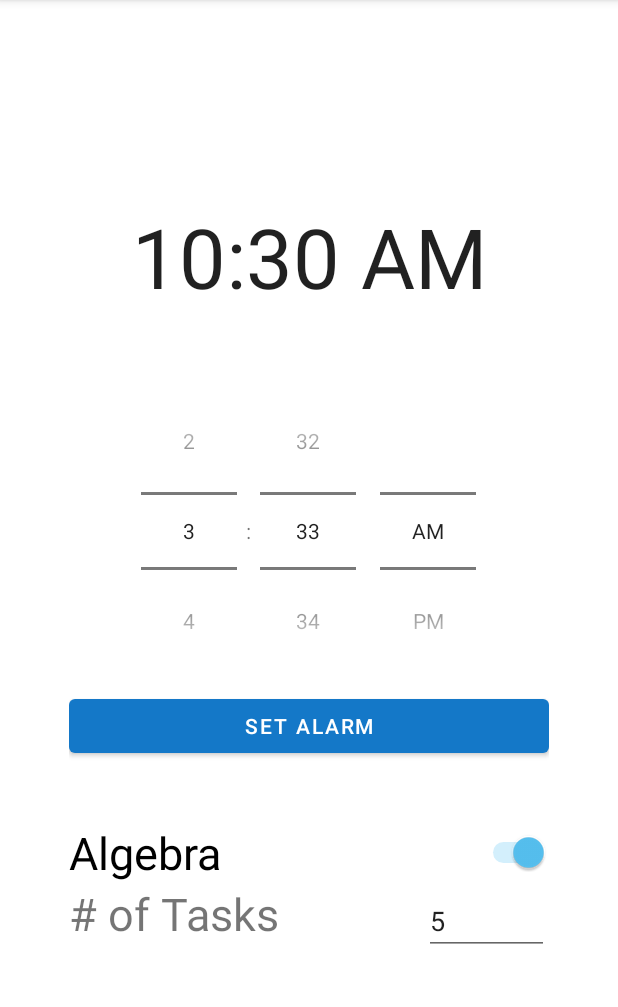
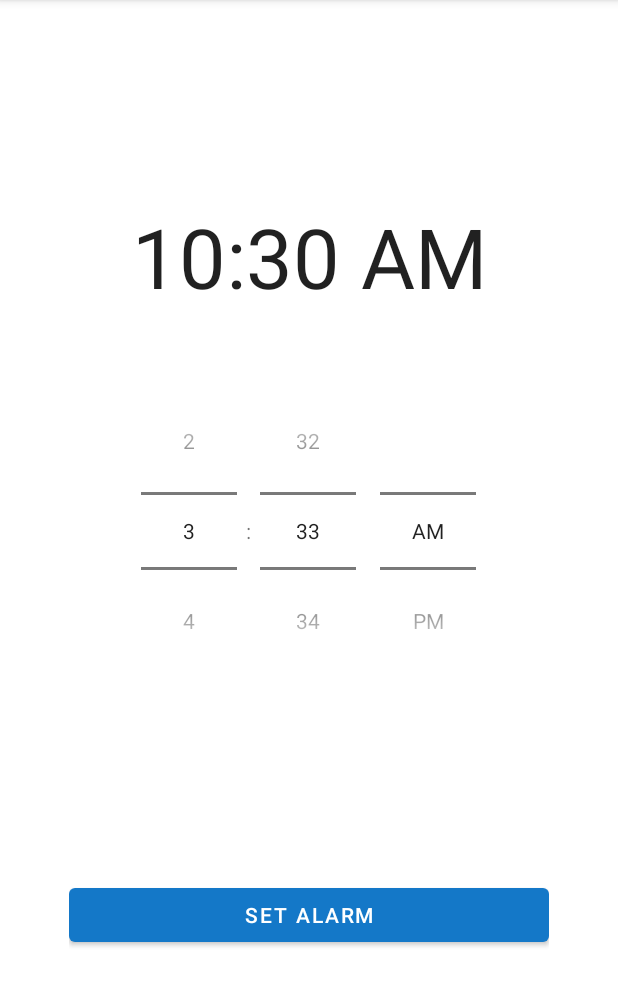
Before and after one commit to DACarp/ComplexAlarmClock, an Android app: the screen it shows after launch (MainActivity), on a phone screen of 412 x 824 dp, the part 84-1091 px from its top. Run offline under Robolectric (Android 15) with nearby library versions, the phone set to English and light mode, and no system bars.

Commit message:
Removed functionless tasks from main screen.  guessIt task now works.

```diff
--- a/app/src/main/java/com/cscigroup9/myapplication/DisarmActivity.java
+++ b/app/src/main/java/com/cscigroup9/myapplication/DisarmActivity.java
@@ -76,7 +76,7 @@ public class DisarmActivity extends AppCompatActivity {
                 if(ret) {//If a task is disarmed
                     Log.d("EEEE DisarmActivity", "Disarmed! tasksLeft = " + tasksLeft);
 
-                    if(tasksLeft <= 1) //If there are no more tasks, disarm.
+                    if(tasksLeft < 1) //If there are no more tasks, disarm.
                         disarmAlarm();
                     else {
                         tasksLeft--; //Else, decrement tasksLeft and get new task.
--- a/app/src/main/res/layout/activity_main.xml
+++ b/app/src/main/res/layout/activity_main.xml
@@ -47,13 +47,17 @@
             android:text="@string/option_algebra"
             android:paddingTop="40dp"
 
+            android:visibility="gone"
+
             android:textSize="30sp"
             tools:ignore="UseSwitchCompatOrMaterialXml" />
 
         <LinearLayout
             android:layout_width="match_parent"
             android:layout_height="wrap_content"
-            android:orientation="horizontal">
+            android:orientation="horizontal"
+
+            android:visibility="gone">
 
             <TextView
                 android:id="@+id/guessItText"
--- a/app/src/main/res/layout/fragment_arithmetic_game.xml
+++ b/app/src/main/res/layout/fragment_arithmetic_game.xml
@@ -34,7 +34,8 @@
             android:layout_weight="1"
             android:ems="10"
             android:gravity="center"
-            android:hint="@string/answerBoxHint" />
+            android:hint="@string/answerBoxHint"
+            android:inputType="numberSigned"/>
 
         <Button
             android:id="@+id/MathSubmitButton"
--- a/app/src/main/res/layout/fragment_guess_it.xml
+++ b/app/src/main/res/layout/fragment_guess_it.xml
@@ -69,7 +69,6 @@
             android:layout_marginRight="134dp"
             android:layout_marginBottom="154dp"
             android:backgroundTint="#4A3F2E"
-            android:onClick="clickFunction"
             android:text="GUESS"
             android:textSize="30sp"
             app:layout_constraintEnd_toEndOf="parent"
```
Also changed, not shown: app/src/main/java/com/cscigroup9/myapplication/guessIt.java (+9 -1 lines).
